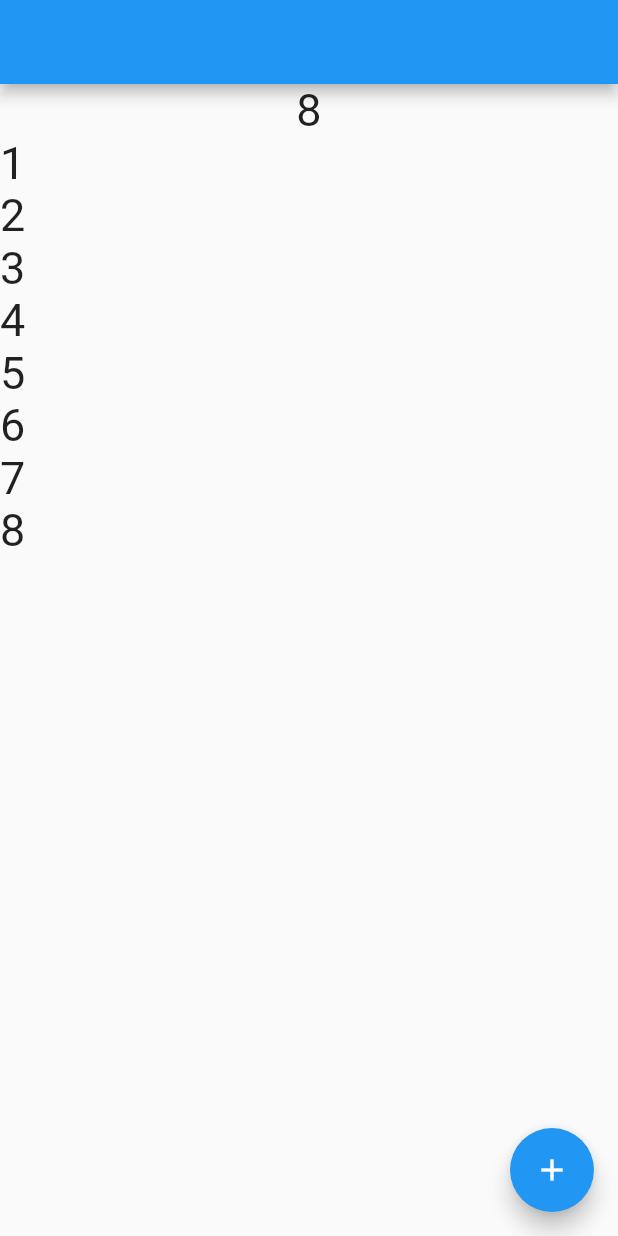
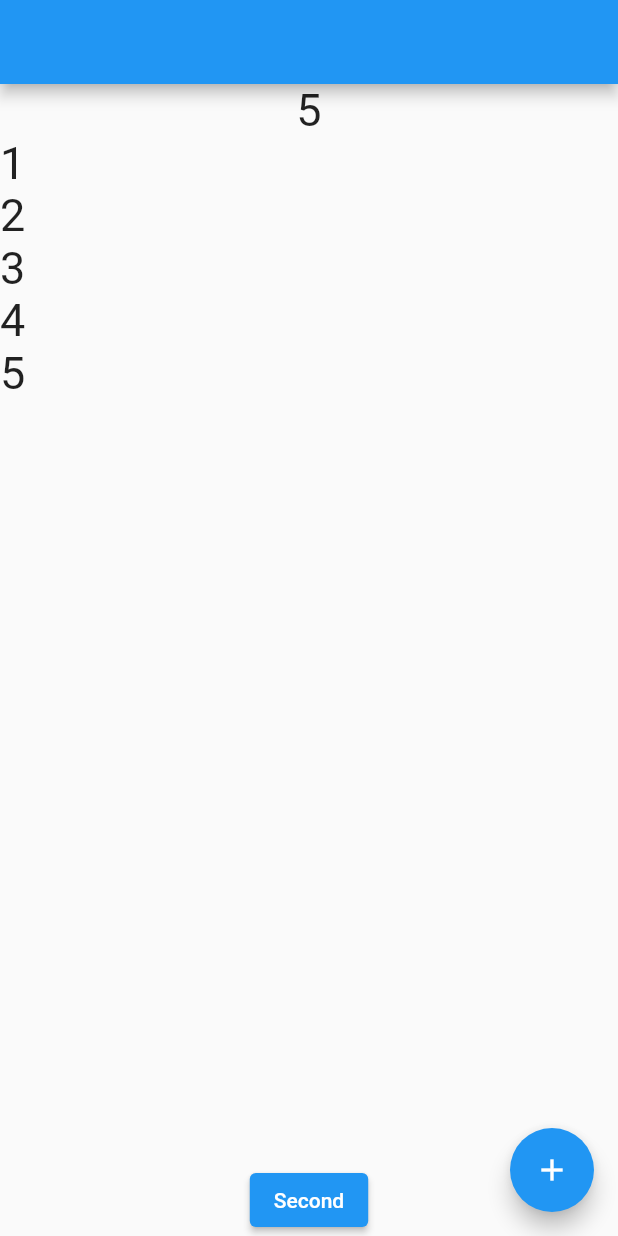
Before and after one commit to Nadun-Charuka/flutter_provider_learning, a Flutter app: the screen it shows after launch, after a tap on the "add" icon, on a phone screen of 412 x 824 dp. Run offline on Flutter 3.47's test engine with Material 3 defaults, Android fonts, the phone set to English and light mode, and no system bars.

Commit message:
all done

```diff
--- /dev/null
+++ b/devtools_options.yaml
@@ -0,0 +1,3 @@
+description: This file stores settings for Dart & Flutter DevTools.
+documentation: https://docs.flutter.dev/tools/devtools/extensions#configure-extension-enablement-states
+extensions:
--- a/lib/home.dart
+++ b/lib/home.dart
@@ -1,4 +1,7 @@
 import 'package:flutter/material.dart';
+import 'package:flutter_provider_learning/numbers_list_provider.dart';
+import 'package:flutter_provider_learning/second.dart';
+import 'package:provider/provider.dart';
 
 class Home extends StatefulWidget {
   const Home({super.key});
@@ -8,17 +11,14 @@ class Home extends StatefulWidget {
 }
 
 class _HomeState extends State<Home> {
-  List<int> numbers = [1, 2, 3, 4, 5, 6, 7];
   @override
   Widget build(BuildContext context) {
     return SafeArea(
-      child: Scaffold(
+      child: Consumer<NumbersListProvider>(
+        builder: (context, numbersProviderModel, child) => Scaffold(
             floatingActionButton: FloatingActionButton(
               onPressed: () {
-            int last = numbers.last;
-            setState(() {
-              numbers.add(last + 1);
-            });
+                numbersProviderModel.add();
               },
               child: Icon(Icons.add),
             ),
@@ -27,17 +27,17 @@ class _HomeState extends State<Home> {
               child: Column(
                 children: [
                   Text(
-                numbers.last.toString(),
+                    numbersProviderModel.numbers.last.toString(),
                     style: TextStyle(
                       fontSize: 30,
                     ),
                   ),
                   Expanded(
                     child: ListView.builder(
-                  itemCount: numbers.length,
+                      itemCount: numbersProviderModel.numbers.length,
                       itemBuilder: (context, index) {
                         return Text(
-                      numbers[index].toString(),
+                          numbersProviderModel.numbers[index].toString(),
                           style: TextStyle(
                             fontSize: 30,
                           ),
@@ -45,9 +45,15 @@ class _HomeState extends State<Home> {
                       },
                     ),
                   ),
+                  ElevatedButton(
+                      onPressed: () {
+                        Navigator.of(context).push(
+                            MaterialPageRoute(builder: (context) => Second()));
+                      },
+                      child: Text("Second"))
                 ],
               ),
-        ),
+            )),
       ),
     );
   }
--- a/lib/main.dart
+++ b/lib/main.dart
@@ -1,5 +1,7 @@
 import 'package:flutter/material.dart';
 import 'package:flutter_provider_learning/home.dart';
+import 'package:flutter_provider_learning/numbers_list_provider.dart';
+import 'package:provider/provider.dart';
 
 void main() {
   runApp(const MyApp());
@@ -10,13 +12,18 @@ class MyApp extends StatelessWidget {
 
   @override
   Widget build(BuildContext context) {
-    return MaterialApp(
-      debugShowCheckedModeBanner: false,
-      title: 'Provider Demo',
-      theme: ThemeData(
-        useMaterial3: false,
+    return MultiProvider(
+      providers: [
+        ChangeNotifierProvider(create: (context) => NumbersListProvider())
+      ],
+      child: MaterialApp(
+        debugShowCheckedModeBanner: false,
+        title: 'Provider Demo',
+        theme: ThemeData(
+          useMaterial3: false,
+        ),
+        home: Home(),
       ),
-      home: Home(),
     );
   }
 }
--- /dev/null
+++ b/lib/numbers_list_provider.dart
@@ -0,0 +1,11 @@
+import 'package:flutter/widgets.dart';
+
+class NumbersListProvider extends ChangeNotifier {
+  List<int> numbers = [1, 2, 3, 4];
+
+  void add() {
+    int last = numbers.last;
+    numbers.add(last + 1);
+    notifyListeners();
+  }
+}
--- a/pubspec.yaml
+++ b/pubspec.yaml
@@ -2,7 +2,7 @@ name: flutter_provider_learning
 description: "A new Flutter project."
 # The following line prevents the package from being accidentally published to
 # pub.dev using `flutter pub publish`. This is preferred for private packages.
-publish_to: 'none' # Remove this line if you wish to publish to pub.dev
+publish_to: "none" # Remove this line if you wish to publish to pub.dev
 
 # The following defines the version and build number for your application.
 # A version number is three numbers separated by dots, like 1.2.43
@@ -34,6 +34,7 @@ dependencies:
   # The following adds the Cupertino Icons font to your application.
   # Use with the CupertinoIcons class for iOS style icons.
   cupertino_icons: ^1.0.8
+  provider: ^6.1.2
 
 dev_dependencies:
   flutter_test:
@@ -51,7 +52,6 @@ dev_dependencies:
 
 # The following section is specific to Flutter packages.
 flutter:
-
   # The following line ensures that the Material Icons font is
   # included with your application, so that you can use the icons in
   # the material Icons class.
```
Also changed, not shown: lib/second.dart (added, +57 -0 lines), pubspec.lock. Lines whose indentation alone changed are shown as unchanged.
